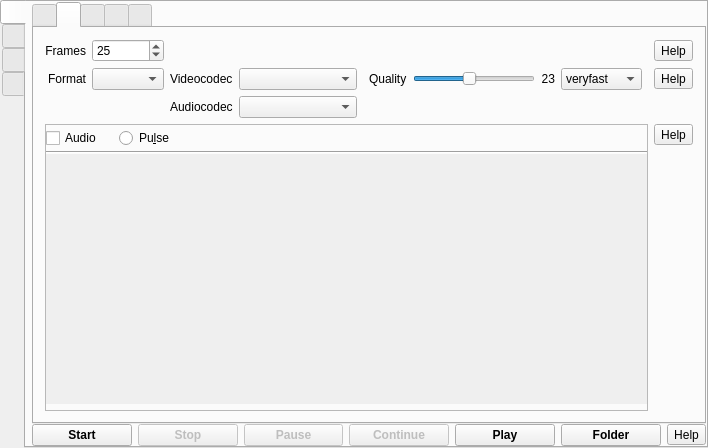
The window that src/formMainWindow.ui (vkohaupt/vokoscreenNG) describes before a commit, drawn with Qt 5.
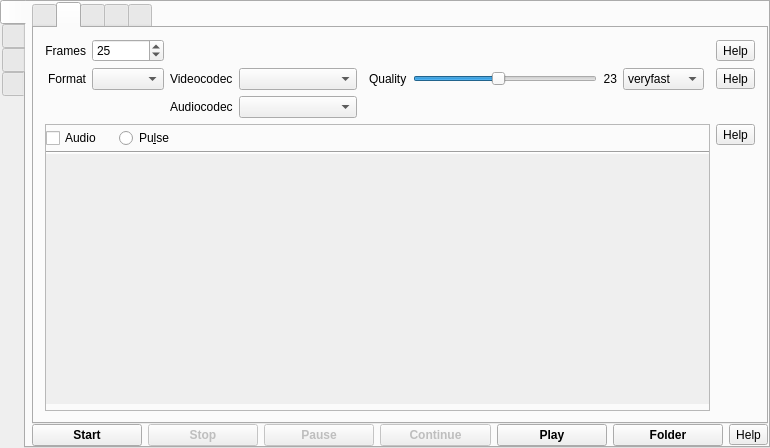
The same window after the commit. The open tabs and pages were chosen to show the change. Icons and pictures are not drawn.

Diff of the .ui file:
```diff
--- a/src/formMainWindow.ui
+++ b/src/formMainWindow.ui
@@ -6,7 +6,7 @@
    <rect>
     <x>0</x>
     <y>0</y>
-    <width>708</width>
+    <width>770</width>
     <height>448</height>
    </rect>
   </property>
@@ -888,8 +888,8 @@
                      <rect>
                       <x>0</x>
                       <y>0</y>
-                      <width>509</width>
-                      <height>192</height>
+                      <width>16</width>
+                      <height>16</height>
                      </rect>
                     </property>
                     <layout class="QVBoxLayout" name="verticalLayoutAudioDevices">
```
Left out of the diff: 24 changed lines with no effect on the pictures.
